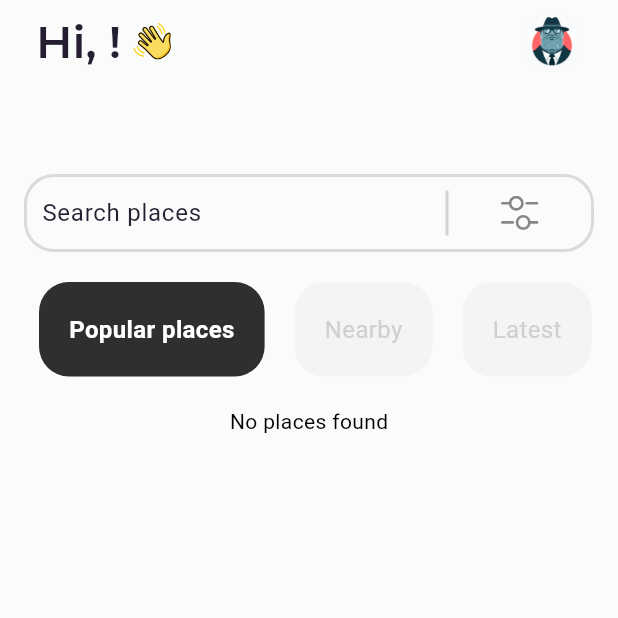
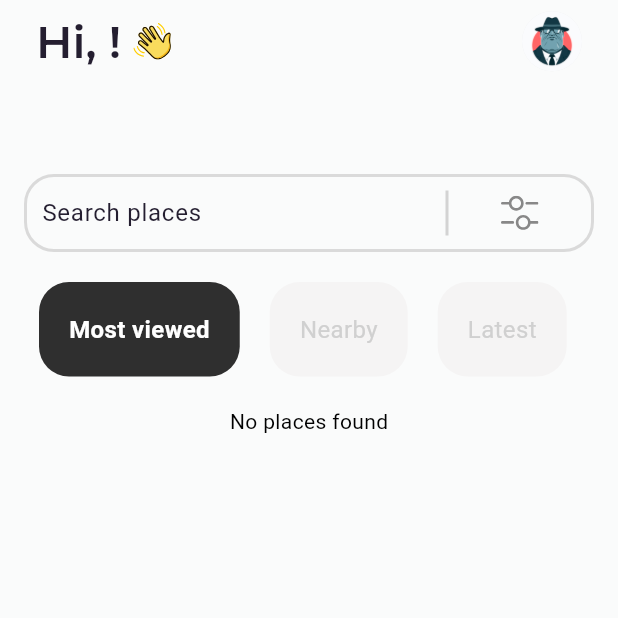
Before and after one commit to nabsba/FlutterFamousPlace, a Flutter app: the HomePage screen opened by its route, on a phone screen of 412 x 824 dp, the top half of it. Run offline on Flutter 3.47's test engine with Material 3 defaults, Android fonts, the phone set to English and light mode, and no system bars; our stand-ins replace firebase_auth, firebase_core, firebase_storage, flutter_riverpod, flutter_secure_storage, flutter_svg and 6 more; missing offline and left inert: jwt_decode; accounts and stored records are empty; generated files the repository leaves out were written again.

Commit message:
fix(famousPlaces/selectMenu): replace famousPlace with mostViewed

```diff
--- a/lib/features/famousPlaces/components/SelectMenu.dart
+++ b/lib/features/famousPlaces/components/SelectMenu.dart
@@ -12,7 +12,7 @@ class SelectMenuType extends ConsumerWidget {
   Widget build(BuildContext context, WidgetRef ref) {
     final selectedIndex = ref.watch(menuSelected).newIndex;
     final List<String> buttons = [
-      AppLocalizations.of(context)!.popularPlaces,
+      AppLocalizations.of(context)!.mostViewed,
       AppLocalizations.of(context)!.nearby,
       AppLocalizations.of(context)!.latest,
       'onSelection'
```
